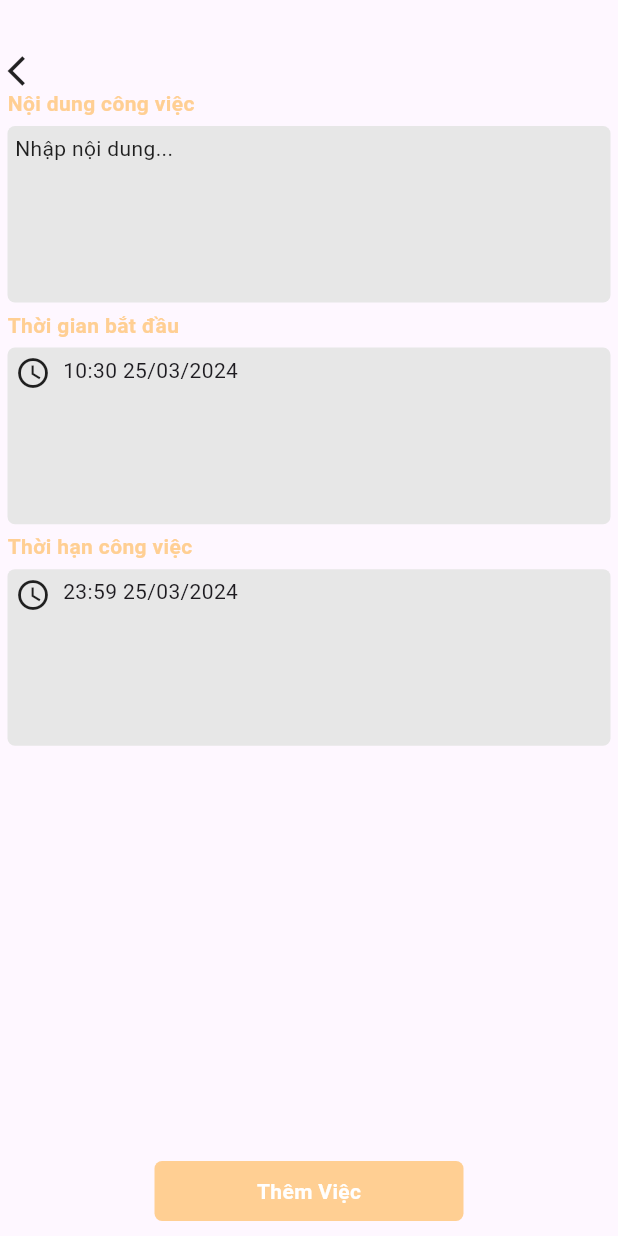
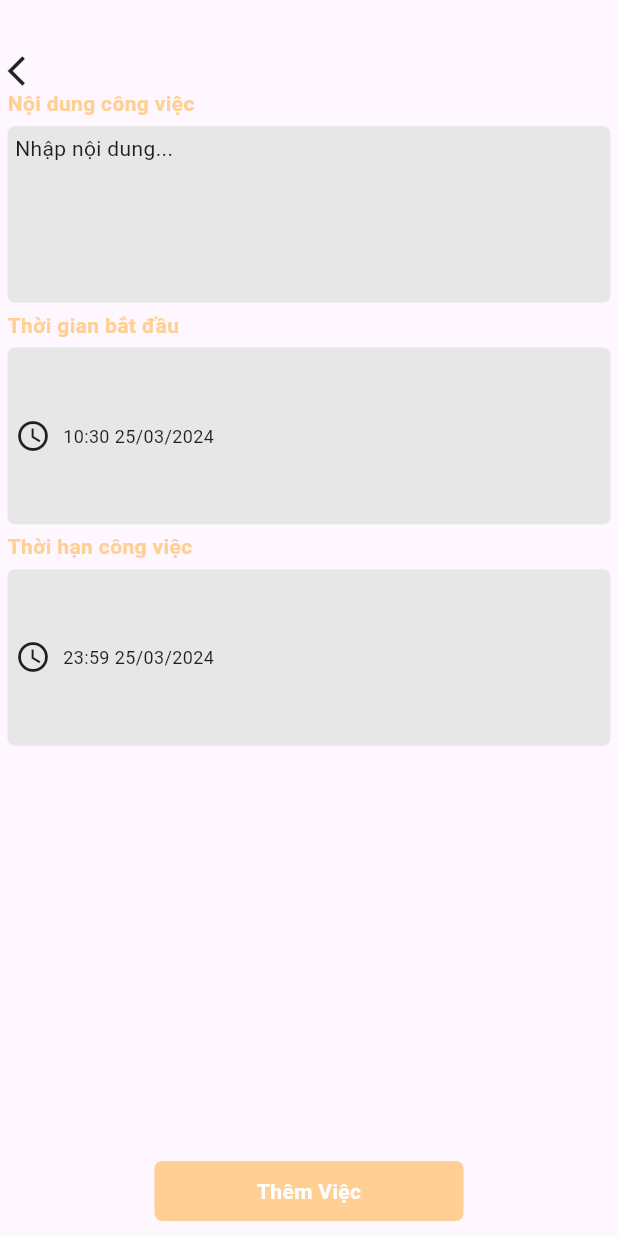
Before and after one commit to TranDuongGiaThinh/TaskManager, a Flutter app: the screen it shows after launch, after a tap on the "add" icon, on a phone screen of 412 x 824 dp. Run offline on Flutter 3.47's test engine with Material 3 defaults, Android fonts, the phone set to English and light mode, and no system bars; our stand-ins replace charts_flutter, flutter_bloc.

Commit message:
edit taskBloc

```diff
--- a/lib/blocs/task_bloc.dart
+++ b/lib/blocs/task_bloc.dart
@@ -1,4 +1,5 @@
 import 'package:task_manager/blocs/add_task_bloc.dart';
+import 'package:task_manager/blocs/task_detail_bloc.dart';
 import 'package:task_manager/models/task_model.dart';
 import 'package:flutter_bloc/flutter_bloc.dart';
 import 'package:task_manager/presenters/user_presenter.dart';
@@ -50,12 +51,13 @@ class FilterTasks extends TaskEvent {
 
 class TaskBloc extends Bloc<TaskEvent, TaskState> {
   AddTaskBloc addTaskBloc;
+  TaskDetailBloc? taskDetaiBloc;
 
   TaskBloc({required this.addTaskBloc})
       : super(const TaskState(allTasks: [], filteredTasks: [])) {
-    on<LoadTasks>((event, emit) async {
-      List<Task> tasks =
-          await TaskRepository().getListTask(UserPresenter.user.id);
+    on<LoadTasks>((event, emit) {
+      List<Task> tasks = TaskRepository().getListTask(UserPresenter.user.id);
+
       emit(
         TaskState(allTasks: tasks, filteredTasks: tasks),
       );
--- a/lib/repositories/task_repositoriy.dart
+++ b/lib/repositories/task_repositoriy.dart
@@ -37,6 +37,10 @@ class TaskRepository {
       deadline: DateTime(2024, 04, 5, 23, 59),
     ),
   ];
+
+  Task getTask(int idTask) {
+    return tasks.where((task) => task.id == idTask).first;
+  }
 
   List<Task> getListTask(int idUser) {
     return tasks.where((task) => task.idUser == idUser).toList();
--- a/lib/views/add_task/date_picker.dart
+++ b/lib/views/add_task/date_picker.dart
@@ -1,6 +1,8 @@
 import 'package:flutter/material.dart';
 import 'package:intl/intl.dart';
 import 'package:task_manager/presenters/add_task_presenter.dart';
+import 'package:task_manager/utils/my_colors.dart';
+import 'package:task_manager/utils/my_constants.dart';
 import 'package:task_manager/utils/my_icon.dart';
 
 class DateTimePickerWidget extends StatefulWidget {
@@ -63,7 +65,7 @@ class _DateTimePickerWidgetState extends State<DateTimePickerWidget> {
     return GestureDetector(
       onTap: () => _selectDateTime(context),
       child: Row(
-        crossAxisAlignment: CrossAxisAlignment.start,
+        crossAxisAlignment: CrossAxisAlignment.center,
         children: [
           Icon(MyIcon.watch),
           SizedBox(width: 8),
@@ -73,6 +75,11 @@ class _DateTimePickerWidgetState extends State<DateTimePickerWidget> {
                   ? widget.presenter.taskBloc.addTaskBloc.state.deadline
                   : widget.presenter.taskBloc.addTaskBloc.state.startDate,
             )}',
+            style: TextStyle(
+              fontFamily: MyConstants.appFont,
+              fontSize: MyConstants.mediumFontSize,
+              color: MyColors.headerText,
+            ),
           ),
         ],
       ),
```
